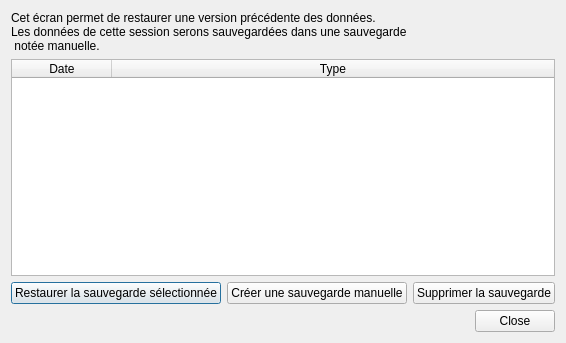
The window that src/ui/dialogs/database_backups.ui (seigneurfuo/MyAnimeManager3) describes before a commit, drawn with Qt 5.
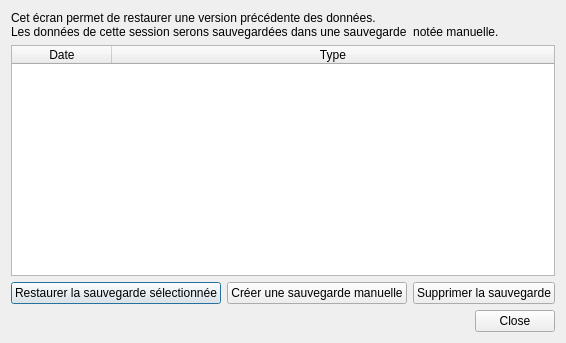
The same window after the commit. Icons and pictures are not drawn.

Commit message: Ajout de la supression des sauvegardes manuellement

Patch:
```diff
--- a/src/ui/dialogs/database_backups.ui
+++ b/src/ui/dialogs/database_backups.ui
@@ -24,8 +24,7 @@
     <widget class="QLabel" name="label">
      <property name="text">
       <string>Cet écran permet de restaurer une version précédente des données.
-Les données de cette session serons sauvegardées dans une sauvegarde
- notée manuelle.</string>
+Les données de cette session serons sauvegardées dans une sauvegarde  notée manuelle.</string>
      </property>
     </widget>
    </item>
```
The commit also changes 2 other files.
